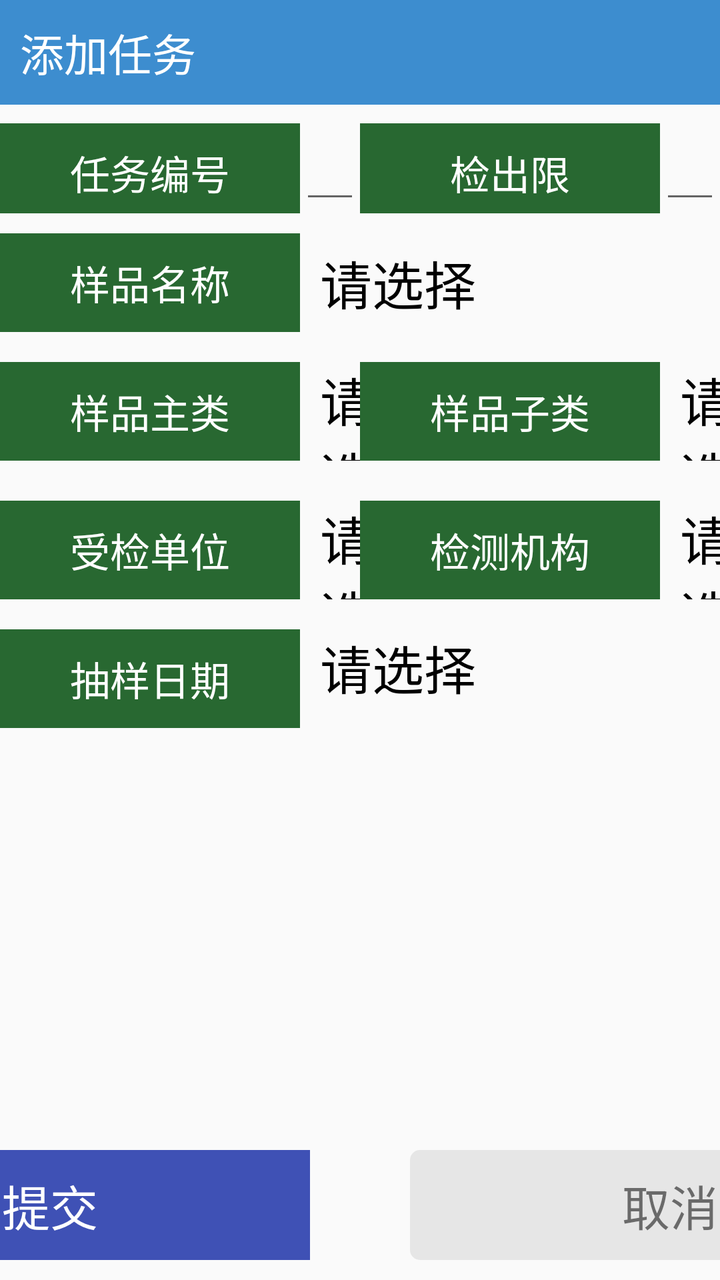
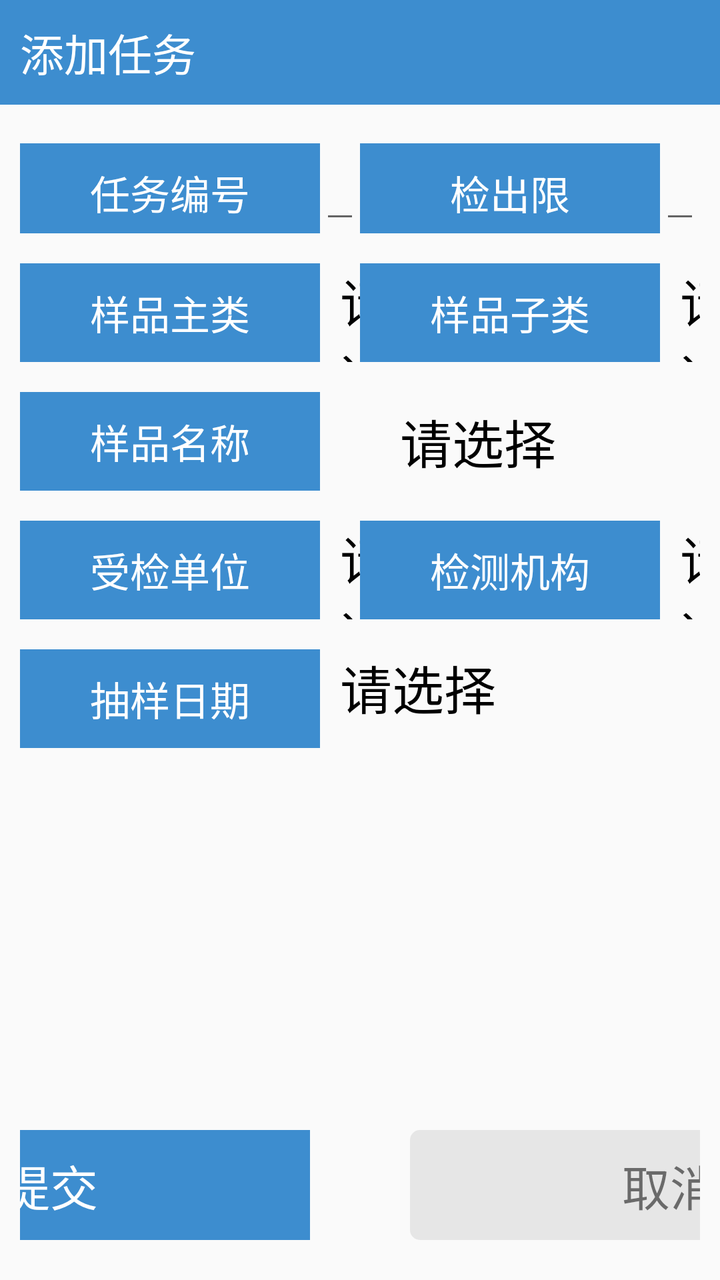

Compare the two renders of this Android layout. The source of the first and the diff that turns it into the second are given below.
<!-- AndroidManifest.xml: application theme AppTheme -->
<!-- res/layout/activity_add_task.xml -->
<?xml version="1.0" encoding="utf-8"?>
<LinearLayout xmlns:android="http://schemas.android.com/apk/res/android"
    xmlns:app="http://schemas.android.com/apk/res-auto"
    xmlns:tools="http://schemas.android.com/tools"
    android:layout_width="match_parent"
    android:layout_height="match_parent"
    android:orientation="vertical"
    tools:context=".activity.task.AddTaskActivity">

    <RelativeLayout
        android:layout_width="match_parent"
        android:layout_height="wrap_content"
        android:background="@color/bg_buy"
        android:orientation="horizontal">

        <TextView
            android:layout_width="wrap_content"
            android:layout_height="wrap_content"
            android:padding="10dp"
            android:text="添加任务"
            android:textColor="@color/white"
            android:textSize="22sp" />

    </RelativeLayout>

    <LinearLayout
        android:layout_width="match_parent"
        android:layout_height="match_parent"
        android:orientation="vertical">

        <ScrollView
            android:layout_width="match_parent"
            android:layout_height="0dp"
            android:layout_weight="1">

            <LinearLayout
                android:layout_width="match_parent"
                android:layout_height="wrap_content"
                android:orientation="vertical">

                <LinearLayout
                    android:layout_width="match_parent"
                    android:layout_height="wrap_content"
                    android:layout_marginTop="5dp"
                    android:layout_marginBottom="5dp"
                    android:orientation="horizontal">

                    <LinearLayout
                        android:layout_width="0dp"
                        android:layout_height="wrap_content"
                        android:layout_weight="1"
                        android:orientation="horizontal">

                        <TextView
                            style="@style/text_label"
                            android:layout_width="150dp"
                            android:layout_height="wrap_content"
                            android:text="任务编号" />

                        <EditText
                            android:id="@+id/et_id"
                            android:layout_width="0dp"
                            android:layout_height="match_parent"
                            android:layout_weight="1"
                            android:textSize="26sp" />

                    </LinearLayout>

                    <LinearLayout
                        android:id="@+id/ll_jcx"
                        android:layout_width="0dp"
                        android:layout_height="wrap_content"
                        android:layout_weight="1"
                        android:orientation="horizontal">

                        <TextView
                            style="@style/text_label"
                            android:layout_width="150dp"
                            android:layout_height="wrap_content"
                            android:text="检出限" />

                        <EditText
                            android:id="@+id/et_jcx"
                            android:inputType="numberDecimal"
                            android:layout_width="0dp"
                            android:layout_height="match_parent"
                            android:layout_weight="1"
                            android:textSize="26sp" />

                    </LinearLayout>
                </LinearLayout>

                <LinearLayout
                    android:layout_width="match_parent"
                    android:layout_height="wrap_content"
                    android:layout_marginTop="5dp"
                    android:layout_marginBottom="5dp"
                    android:orientation="horizontal">

                    <TextView
                        style="@style/text_label"
                        android:layout_width="150dp"
                        android:layout_height="wrap_content"
                        android:text="样品名称" />

                    <TextView
                        android:id="@+id/tv_sample_name"
                        android:layout_width="match_parent"
                        android:layout_height="match_parent"
                        android:gravity="center_vertical"
                        android:paddingLeft="10dp"
                        android:text="请选择"
                        android:textColor="@color/black"
                        android:textSize="26sp" />
                </LinearLayout>

                <LinearLayout
                    android:layout_width="match_parent"
                    android:layout_height="wrap_content"
                    android:layout_marginTop="5dp"
                    android:layout_marginBottom="5dp"
                    android:orientation="horizontal">

                    <LinearLayout
                        android:layout_width="0dp"
                        android:layout_height="wrap_content"
                        android:layout_marginTop="5dp"
                        android:layout_marginBottom="5dp"
                        android:layout_weight="1"
                        android:orientation="horizontal">

                        <TextView
                            style="@style/text_label"
                            android:layout_width="150dp"
                            android:layout_height="wrap_content"
                            android:text="样品主类" />

                        <FrameLayout
                            android:layout_width="match_parent"
                            android:layout_height="match_parent">

                            <Spinner
                                android:id="@+id/spn_sample_type_main"
                                android:layout_width="match_parent"
                                android:layout_height="match_parent"
                                android:paddingLeft="10dp"
                                android:visibility="gone" />

                            <TextView
                                android:id="@+id/tv_sample_type_main"
                                android:layout_width="match_parent"
                                android:layout_height="match_parent"
                                android:paddingLeft="10dp"
                                android:text="请选择"
                                android:textColor="@color/black"
                                android:textSize="26sp" />
                        </FrameLayout>

                    </LinearLayout>

                    <LinearLayout
                        android:layout_width="0dp"
                        android:layout_height="wrap_content"
                        android:layout_marginTop="5dp"
                        android:layout_marginBottom="5dp"
                        android:layout_weight="1"
                        android:orientation="horizontal">

                        <TextView
                            style="@style/text_label"
                            android:layout_width="150dp"
                            android:layout_height="wrap_content"
                            android:text="样品子类" />

                        <FrameLayout
                            android:layout_width="match_parent"
                            android:layout_height="match_parent">

                            <Spinner
                                android:id="@+id/spn_sample_type_child"
                                android:layout_width="match_parent"
                                android:layout_height="match_parent"
                                android:paddingLeft="10dp"
                                android:visibility="gone" />

                            <TextView
                                android:id="@+id/tv_sample_type_child"
                                android:layout_width="match_parent"
                                android:layout_height="match_parent"
                                android:paddingLeft="10dp"
                                android:text="请选择"
                                android:textColor="@color/black"
                                android:textSize="26sp" />
                        </FrameLayout>
                    </LinearLayout>
                </LinearLayout>

                <LinearLayout
                    android:layout_width="match_parent"
                    android:layout_height="wrap_content"
                    android:layout_marginTop="5dp"
                    android:layout_marginBottom="5dp"
                    android:orientation="horizontal">

                    <LinearLayout
                        android:layout_width="0dp"
                        android:layout_height="wrap_content"
                        android:layout_marginTop="5dp"
                        android:layout_marginBottom="5dp"
                        android:layout_weight="1"
                        android:orientation="horizontal">

                        <TextView
                            style="@style/text_label"
                            android:layout_width="150dp"
                            android:layout_height="wrap_content"
                            android:text="受检单位" />

                        <FrameLayout
                            android:layout_width="match_parent"
                            android:layout_height="match_parent">

                            <Spinner
                                android:id="@+id/spn_bjcdw_name"
                                android:layout_width="match_parent"
                                android:layout_height="match_parent"
                                android:paddingLeft="10dp"
                                android:visibility="gone" />

                            <TextView
                                android:id="@+id/tv_bjcdw_name"
                                android:layout_width="match_parent"
                                android:layout_height="match_parent"
                                android:paddingLeft="10dp"
                                android:text="请选择"
                                android:textColor="@color/black"
                                android:textSize="26sp" />
                        </FrameLayout>
                    </LinearLayout>

                    <LinearLayout
                        android:layout_width="0dp"
                        android:layout_height="wrap_content"
                        android:layout_marginTop="5dp"
                        android:layout_marginBottom="5dp"
                        android:layout_weight="1"
                        android:orientation="horizontal">

                        <TextView
                            style="@style/text_label"
                            android:layout_width="150dp"
                            android:layout_height="wrap_content"
                            android:text="检测机构" />

                        <FrameLayout
                            android:layout_width="match_parent"
                            android:layout_height="match_parent">

                            <Spinner
                                android:id="@+id/spn_jcdw_name"
                                android:layout_width="match_parent"
                                android:layout_height="match_parent"
                                android:paddingLeft="10dp"
                                android:visibility="gone" />

                            <TextView
                                android:id="@+id/tv_jcdw_name"
                                android:layout_width="match_parent"
                                android:layout_height="match_parent"
                                android:paddingLeft="10dp"
                                android:text="请选择"
                                android:textColor="@color/black"
                                android:textSize="26sp" />
                        </FrameLayout>
                    </LinearLayout>
                </LinearLayout>

                <LinearLayout
                    android:layout_width="match_parent"
                    android:layout_height="wrap_content"
                    android:layout_marginTop="5dp"
                    android:layout_marginBottom="5dp"
                    android:orientation="horizontal">

                    <TextView
                        style="@style/text_label"
                        android:layout_width="150dp"
                        android:layout_height="wrap_content"
                        android:text="抽样日期" />

                    <TextView
                        android:id="@+id/tv_sampling_date"
                        android:layout_width="match_parent"
                        android:layout_height="match_parent"
                        android:paddingLeft="10dp"
                        android:text="请选择"
                        android:textColor="@color/black"
                        android:textSize="26sp" />
                </LinearLayout>
            </LinearLayout>
        </ScrollView>

        <LinearLayout
            android:layout_width="match_parent"
            android:layout_height="wrap_content"
            android:layout_gravity="center_horizontal"
            android:layout_marginTop="10dp"
            android:layout_marginBottom="10dp"
            android:gravity="center_horizontal"
            android:orientation="horizontal">

            <TextView
                android:id="@+id/tv_commit"
                android:layout_width="260dp"
                android:layout_height="wrap_content"
                android:background="@color/colorPrimary"
                android:gravity="center"
                android:padding="10dp"
                android:text="提交"
                android:textColor="@color/white"
                android:textSize="24sp" />

            <TextView
                android:id="@+id/tv_cancel"
                android:layout_width="260dp"
                android:layout_height="wrap_content"
                android:layout_marginLeft="50dp"
                android:background="@drawable/main_bg"
                android:gravity="center"
                android:padding="10dp"
                android:text="取消"
                android:textSize="24sp" />
        </LinearLayout>
    </LinearLayout>
</LinearLayout>
<!-- resources referenced by this layout -->
<resources>
  <color name="bg_buy">#3D8DCF</color>
  <color name="colorPrimary">#3F51B5</color>
  <color name="white">#ffffff</color>
  <!-- drawable main_bg (drawable) -->
  <?xml version="1.0" encoding="utf-8"?>
  <shape xmlns:android="http://schemas.android.com/apk/res/android" >
  
      <corners android:radius="5dp" />
      <solid android:color="#e6e6e6"/>
  
  </shape>
  <style name="text_label">
          <item name="android:padding">10dp</item>
          <item name="android:background">@color/bg_label</item>
          <item name="android:textSize">20sp</item>
          <item name="android:gravity">center</item>
          <item name="android:textColor">@color/white</item>
      </style>
  <style name="AppTheme" parent="Theme.AppCompat.Light.DarkActionBar">
          
          <item name="android:windowNoTitle">true</item>
          <item name="android:windowFullscreen">true</item>
      </style>
  <color name="bg_label">#286831</color>
</resources>

<!-- the commit's change to res/layout/activity_add_task.xml (unified diff, before → after) -->
@@ -26,6 +26,7 @@
     <LinearLayout
         android:layout_width="match_parent"
         android:layout_height="match_parent"
+        android:padding="10dp"
         android:orientation="vertical">
 
         <ScrollView
@@ -90,6 +91,88 @@
                     </LinearLayout>
                 </LinearLayout>
 
+
+
+                <LinearLayout
+                    android:layout_width="match_parent"
+                    android:layout_height="wrap_content"
+                    android:layout_marginTop="5dp"
+                    android:layout_marginBottom="5dp"
+                    android:orientation="horizontal">
+
+                    <LinearLayout
+                        android:layout_width="0dp"
+                        android:layout_height="wrap_content"
+                        android:layout_marginTop="5dp"
+                        android:layout_marginBottom="5dp"
+                        android:layout_weight="1"
+                        android:orientation="horizontal">
+
+                        <TextView
+                            style="@style/text_label"
+                            android:layout_width="150dp"
+                            android:layout_height="wrap_content"
+                            android:text="样品主类" />
+
+                        <FrameLayout
+                            android:layout_width="match_parent"
+                            android:layout_height="match_parent">
+
+                            <Spinner
+                                android:id="@+id/spn_sample_type_main"
+                                android:layout_width="match_parent"
+                                android:layout_height="match_parent"
+                                android:paddingLeft="10dp"
+                                android:visibility="gone" />
+
+                            <TextView
+                                android:id="@+id/tv_sample_type_main"
+                                android:layout_width="match_parent"
+                                android:layout_height="match_parent"
+                                android:paddingLeft="10dp"
+                                android:text="请选择"
+                                android:textColor="@color/black"
+                                android:textSize="26sp" />
+                        </FrameLayout>
+
+                    </LinearLayout>
+
+                    <LinearLayout
+                        android:layout_width="0dp"
+                        android:layout_height="wrap_content"
+                        android:layout_marginTop="5dp"
+                        android:layout_marginBottom="5dp"
+                        android:layout_weight="1"
+                        android:orientation="horizontal">
+
+                        <TextView
+                            style="@style/text_label"
+                            android:layout_width="150dp"
+                            android:layout_height="wrap_content"
+                            android:text="样品子类" />
+
+                        <FrameLayout
+                            android:layout_width="match_parent"
+                            android:layout_height="match_parent">
+
+                            <Spinner
+                                android:id="@+id/spn_sample_type_child"
+                                android:layout_width="match_parent"
+                                android:layout_height="match_parent"
+                                android:paddingLeft="10dp"
+                                android:visibility="gone" />
+
+                            <TextView
+                                android:id="@+id/tv_sample_type_child"
+                                android:layout_width="match_parent"
+                                android:layout_height="match_parent"
+                                android:paddingLeft="10dp"
+                                android:text="请选择"
+                                android:textColor="@color/black"
+                                android:textSize="26sp" />
+                        </FrameLayout>
+                    </LinearLayout>
+                </LinearLayout>
                 <LinearLayout
                     android:layout_width="match_parent"
                     android:layout_height="wrap_content"
@@ -108,93 +191,11 @@
                         android:layout_width="match_parent"
                         android:layout_height="match_parent"
                         android:gravity="center_vertical"
-                        android:paddingLeft="10dp"
+                        android:paddingLeft="40dp"
                         android:text="请选择"
                         android:textColor="@color/black"
                         android:textSize="26sp" />
                 </LinearLayout>
-
-                <LinearLayout
-                    android:layout_width="match_parent"
-                    android:layout_height="wrap_content"
-                    android:layout_marginTop="5dp"
-                    android:layout_marginBottom="5dp"
-                    android:orientation="horizontal">
-
-                    <LinearLayout
-                        android:layout_width="0dp"
-                        android:layout_height="wrap_content"
-                        android:layout_marginTop="5dp"
-                        android:layout_marginBottom="5dp"
-                        android:layout_weight="1"
-                        android:orientation="horizontal">
-
-                        <TextView
-                            style="@style/text_label"
-                            android:layout_width="150dp"
-                            android:layout_height="wrap_content"
-                            android:text="样品主类" />
-
-                        <FrameLayout
-                            android:layout_width="match_parent"
-                            android:layout_height="match_parent">
-
-                            <Spinner
-                                android:id="@+id/spn_sample_type_main"
-                                android:layout_width="match_parent"
-                                android:layout_height="match_parent"
-                                android:paddingLeft="10dp"
-                                android:visibility="gone" />
-
-                            <TextView
-                                android:id="@+id/tv_sample_type_main"
-                                android:layout_width="match_parent"
-                                android:layout_height="match_parent"
-                                android:paddingLeft="10dp"
-                                android:text="请选择"
-                                android:textColor="@color/black"
-                                android:textSize="26sp" />
-                        </FrameLayout>
-
-                    </LinearLayout>
-
-                    <LinearLayout
-                        android:layout_width="0dp"
-                        android:layout_height="wrap_content"
-                        android:layout_marginTop="5dp"
-                        android:layout_marginBottom="5dp"
-                        android:layout_weight="1"
-                        android:orientation="horizontal">
-
-                        <TextView
-                            style="@style/text_label"
-                            android:layout_width="150dp"
-                            android:layout_height="wrap_content"
-                            android:text="样品子类" />
-
-                        <FrameLayout
-                            android:layout_width="match_parent"
-                            android:layout_height="match_parent">
-
-                            <Spinner
-                                android:id="@+id/spn_sample_type_child"
-                                android:layout_width="match_parent"
-                                android:layout_height="match_parent"
-                                android:paddingLeft="10dp"
-                                android:visibility="gone" />
-
-                            <TextView
-                                android:id="@+id/tv_sample_type_child"
-                                android:layout_width="match_parent"
-                                android:layout_height="match_parent"
-                                android:paddingLeft="10dp"
-                                android:text="请选择"
-                                android:textColor="@color/black"
-                                android:textSize="26sp" />
-                        </FrameLayout>
-                    </LinearLayout>
-                </LinearLayout>
-
                 <LinearLayout
                     android:layout_width="match_parent"
                     android:layout_height="wrap_content"
<!-- resource entries referenced after the edit -->
@@ -1,7 +1,7 @@
 <!-- resources referenced by this layout -->
 <resources>
   <color name="bg_buy">#3D8DCF</color>
-  <color name="colorPrimary">#3F51B5</color>
+  <color name="colorPrimary">#3D8DCF</color>
   <color name="white">#ffffff</color>
   <!-- drawable main_bg (drawable) -->
   <?xml version="1.0" encoding="utf-8"?>
@@ -13,7 +13,7 @@
   </shape>
   <style name="text_label">
           <item name="android:padding">10dp</item>
-          <item name="android:background">@color/bg_label</item>
+          <item name="android:background">@color/colorPrimary</item>
           <item name="android:textSize">20sp</item>
           <item name="android:gravity">center</item>
           <item name="android:textColor">@color/white</item>
@@ -23,6 +23,5 @@
           <item name="android:windowNoTitle">true</item>
           <item name="android:windowFullscreen">true</item>
       </style>
-  <color name="bg_label">#286831</color>
 </resources>
 
